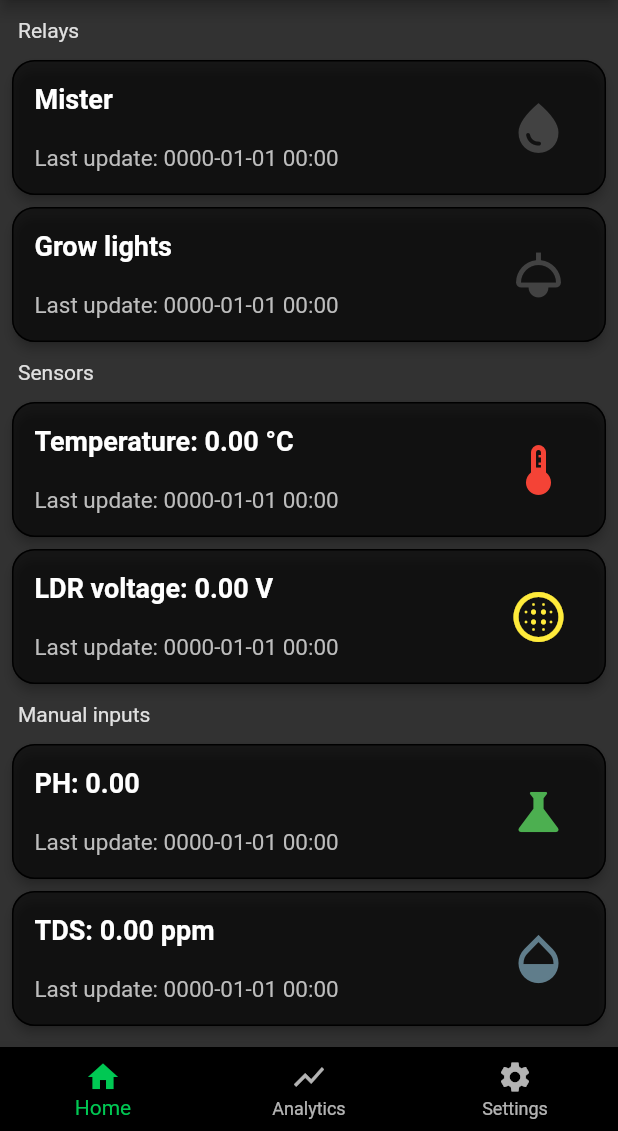
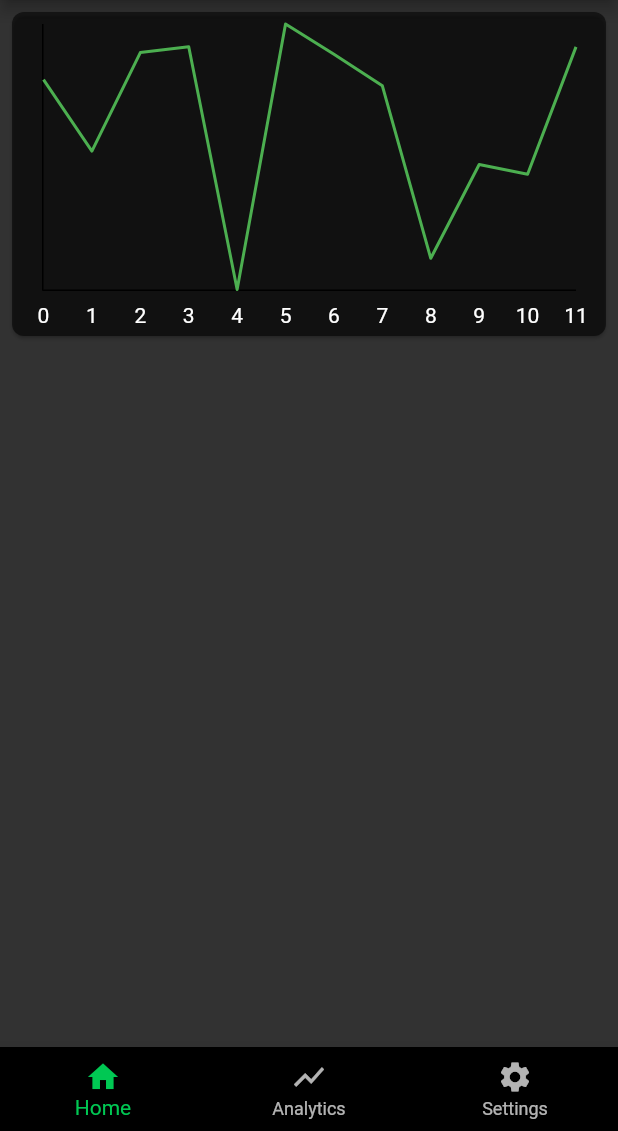
Before and after one commit to MRo47/MistyGro, a Flutter app: the screen it shows once a user with an empty profile is signed in, on a phone screen of 412 x 824 dp, the part 105-1236 px from its top. Run offline on Flutter 3.47's test engine with Material 2 defaults, Android fonts, the phone set to English and light mode, and no system bars; drawn by our look-alikes of fl_chart; our stand-ins replace firebase_auth, firebase_core, firebase_database; missing offline and left inert: dart:ffi; accounts and stored records are empty.

Commit message:
added chart plotter

```diff
--- /dev/null
+++ b/Software/app/misty_gro/lib/data.dart
@@ -0,0 +1,21 @@
+import 'dart:math';
+// import 'package:collection/collection.dart';
+
+class PricePoint {
+  final double x;
+  final double y;
+
+  PricePoint({required this.x, required this.y});
+}
+
+List<PricePoint> get pricePoints {
+  final Random random = Random();
+  final randomNumbers = <double>[];
+  final list = <PricePoint>[];
+  for (var i = 0; i <= 11; i++) {
+    randomNumbers.add(random.nextDouble());
+    list.add(PricePoint(x: i.toDouble(), y: random.nextDouble()));
+  }
+
+  return list;
+}
--- a/Software/app/misty_gro/lib/home_page.dart
+++ b/Software/app/misty_gro/lib/home_page.dart
@@ -1,4 +1,7 @@
-import 'dart:math';
+import 'package:fl_chart/fl_chart.dart';
+import 'package:flutter/material.dart';
+
+import 'data.dart';
 
 import 'package:firebase_database/firebase_database.dart';
 import 'package:flutter/material.dart';
@@ -8,7 +11,6 @@ import 'manual_input_card.dart';
 import 'package:firebase_auth/firebase_auth.dart';
 import 'package:intl/intl.dart';
 import 'dart:async';
-import 'dart:convert';
 import 'data_utils.dart' as data_utils;
 
 class HomePage extends StatefulWidget {
@@ -21,6 +23,9 @@ class HomePage extends StatefulWidget {
 class _HomePageState extends State<HomePage> {
   final user = FirebaseAuth.instance.currentUser!;
   DatabaseReference dataRef = FirebaseDatabase.instance.ref();
+  final showAnalytics = true;
+
+  final List<PricePoint> points = pricePoints;
 
   var _misterStamped = data_utils.StampedValue("false", DateTime(0));
   var _lightsStamped = data_utils.StampedValue("false", DateTime(0));
@@ -87,62 +92,126 @@ class _HomePageState extends State<HomePage> {
     // Timer.periodic(Duration(seconds: 1), (_) => _getDateTime());
   }
 
-  @override
-  Widget build(BuildContext context) {
-    return Scaffold(
-        backgroundColor: const Color.fromARGB(255, 50, 50, 50),
-        appBar: AppBar(
-          actions: <Widget>[
-            Padding(
-                padding: const EdgeInsets.only(right: 15),
-                child: IconButton(
-                  onPressed: () {
-                    FirebaseAuth.instance.signOut();
+  SideTitles get _bottomTitles => SideTitles(
+        showTitles: true,
+        getTitlesWidget: (value, meta) {
+          String text = '';
+          switch (value.toInt()) {
+            case 1:
+              text = 'Jan';
+              break;
+            case 3:
+              text = 'Mar';
+              break;
+            case 5:
+              text = 'May';
+              break;
+            case 7:
+              text = 'Jul';
+              break;
+            case 9:
+              text = 'Sep';
+              break;
+            case 11:
+              text = 'Nov';
+              break;
+          }
+
+          return Text(text);
         },
-                  icon: const Icon(Icons.logout),
-                )),
-          ],
-          // leading:
-          title: const Row(
-            children: [
-              Text('MistyGro'),
-              Image(
-                image: AssetImage('assets/mistygro_512.png'),
-                width: 45,
+      );
+
+  Widget _getBody() {
+    if (showAnalytics) {
+      return Card(
+        shape: const RoundedRectangleBorder(
+            borderRadius: BorderRadius.all(Radius.circular(8.0))),
+        child: Container(
+          margin: const EdgeInsets.fromLTRB(20, 8, 20, 8),
+          width: MediaQuery.of(context).size.width,
+          height: 200,
+          child: LineChart(
+            LineChartData(
+              lineBarsData: [
+                LineChartBarData(
+                  spots:
+                      points.map((point) => FlSpot(point.x, point.y)).toList(),
+                  isCurved: false,
+                  dotData: const FlDotData(
+                    show: false,
+                  ),
+                  color: Colors.green,
+
+                  // dotData: FlDotData(
+                  //   show: false,
+                  // ),
                 ),
               ],
+              borderData: FlBorderData(
+                  border:
+                      const Border(bottom: BorderSide(), left: BorderSide())),
+              gridData: const FlGridData(show: false),
+              titlesData: const FlTitlesData(
+                // bottomTitles: AxisTitles(sideTitles: _bottomTitles),
+                bottomTitles:
+                    AxisTitles(sideTitles: SideTitles(showTitles: true)),
+                leftTitles:
+                    AxisTitles(sideTitles: SideTitles(showTitles: false)),
+                topTitles:
+                    AxisTitles(sideTitles: SideTitles(showTitles: false)),
+                rightTitles:
+                    AxisTitles(sideTitles: SideTitles(showTitles: false)),
               ),
-          titleTextStyle: const TextStyle(
-            fontSize: 40,
-            fontWeight: FontWeight.bold,
-            // color: Colors.teal,
+              lineTouchData: LineTouchData(
+                  enabled: true,
+                  // touchCallback:
+                  //     (FlTouchEvent event, LineTouchResponse? touchResponse) {
+                  //   // TODO : Utilize touch event here to perform any operation
+                  // },
+                  touchTooltipData: LineTouchTooltipData(
+                    tooltipBgColor: Colors.green,
+                    tooltipRoundedRadius: 20.0,
+                    // showOnTopOfTheChartBoxArea: true,
+                    fitInsideHorizontally: true,
+                    tooltipMargin: 0,
+                    getTooltipItems: (touchedSpots) {
+                      return touchedSpots.map(
+                        (LineBarSpot touchedSpot) {
+                          const textStyle = TextStyle(
+                            fontSize: 10,
+                            fontWeight: FontWeight.w700,
+                            color: Colors.white,
+                          );
+                          return LineTooltipItem(
+                            points[touchedSpot.spotIndex].y.toStringAsFixed(2),
+                            textStyle,
+                          );
+                        },
+                      ).toList();
+                    },
                   ),
-          toolbarHeight: 70,
-          backgroundColor: Colors.black,
+                  getTouchedSpotIndicator:
+                      (LineChartBarData barData, List<int> indicators) {
+                    return indicators.map(
+                      (int index) {
+                        final line = FlLine(
+                            color: Colors.grey,
+                            strokeWidth: 1,
+                            dashArray: [2, 4]);
+                        return TouchedSpotIndicatorData(
+                          line,
+                          FlDotData(show: false),
+                        );
+                      },
+                    ).toList();
+                  },
+                  getTouchLineEnd: (_, __) => double.infinity),
             ),
-        bottomNavigationBar: BottomNavigationBar(
-          items: const [
-            BottomNavigationBarItem(
-              icon: Icon(Icons.home),
-              label: 'Home',
           ),
-            BottomNavigationBarItem(
-              icon: Icon(Icons.show_chart),
-              label: 'Analytics',
         ),
-            BottomNavigationBarItem(
-              icon: Icon(Icons.settings),
-              label: 'Settings',
-            ),
-          ],
-          backgroundColor: Colors.black,
-          selectedItemColor: Colors.greenAccent.shade700,
-        ),
-        // Sets the content to the
-        // center of the application page
-        body: Padding(
-          padding: const EdgeInsets.all(4.0),
-          child: ListView(
+      );
+    } else {
+      return ListView(
         children: <Widget>[
           Padding(
             padding: const EdgeInsets.all(8.0),
@@ -218,7 +287,64 @@ class _HomePageState extends State<HomePage> {
             },
           ),
         ],
-          ),
-        ));
+      );
     }
   }
+
+  @override
+  Widget build(BuildContext context) {
+    return Scaffold(
+      backgroundColor: const Color.fromARGB(255, 50, 50, 50),
+      appBar: AppBar(
+        actions: <Widget>[
+          Padding(
+              padding: const EdgeInsets.only(right: 15),
+              child: IconButton(
+                onPressed: () {
+                  FirebaseAuth.instance.signOut();
+                },
+                icon: const Icon(Icons.logout),
+              )),
+        ],
+        // leading:
+        title: const Row(
+          children: [
+            Text('MistyGro'),
+            Image(
+              image: AssetImage('assets/mistygro_512.png'),
+              width: 45,
+            ),
+          ],
+        ),
+        titleTextStyle: const TextStyle(
+          fontSize: 40,
+          fontWeight: FontWeight.bold,
+          // color: Colors.teal,
+        ),
+        toolbarHeight: 70,
+        backgroundColor: Colors.black,
+      ),
+      bottomNavigationBar: BottomNavigationBar(
+        items: const [
+          BottomNavigationBarItem(
+            icon: Icon(Icons.home),
+            label: 'Home',
+          ),
+          BottomNavigationBarItem(
+            icon: Icon(Icons.show_chart),
+            label: 'Analytics',
+          ),
+          BottomNavigationBarItem(
+            icon: Icon(Icons.settings),
+            label: 'Settings',
+          ),
+        ],
+        backgroundColor: Colors.black,
+        selectedItemColor: Colors.greenAccent.shade700,
+      ),
+      // Sets the content to the
+      // center of the application page
+      body: Padding(padding: const EdgeInsets.all(4.0), child: _getBody()),
+    );
+  }
+}
--- a/Software/app/misty_gro/pubspec.yaml
+++ b/Software/app/misty_gro/pubspec.yaml
@@ -39,6 +39,7 @@ dependencies:
   firebase_database: ^10.2.3
   firebase_core: ^2.14.0
   firebase_auth: ^4.6.3
+  fl_chart: ^0.63.0
 
 dev_dependencies:
   flutter_test:
```
Also changed, not shown: Software/app/misty_gro/pubspec.lock. Lines whose indentation alone changed are shown as unchanged.
